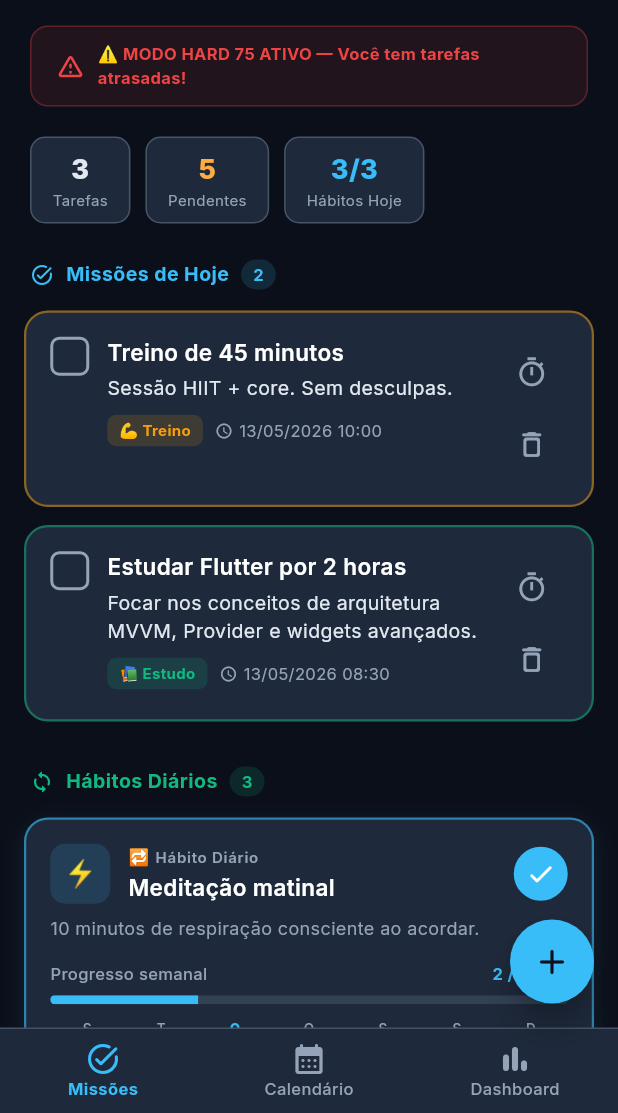
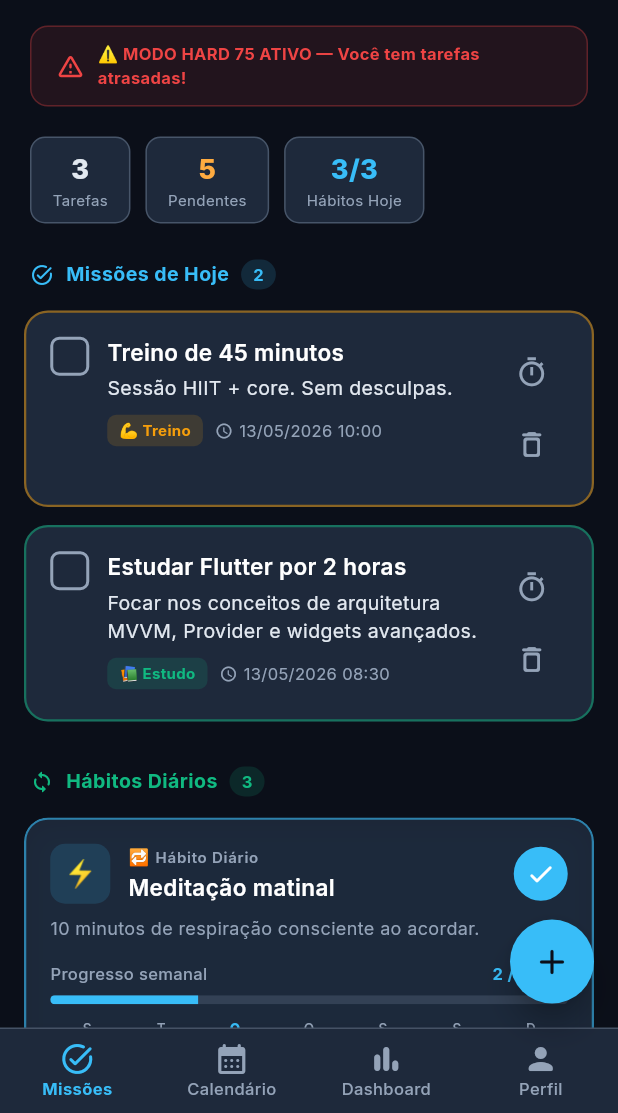
Before and after one commit to WellingtonPereiraLuiz/taskflutter, a Flutter app: the HomeScreen screen opened directly, after a tap on "H75", on a phone screen of 412 x 824 dp, the part 123-1236 px from its top. Run offline on Flutter 3.47's test engine with Material 3 defaults, Android fonts, the phone set to English and light mode, and no system bars; our stand-ins replace firebase_auth, firebase_core, fl_chart, google_fonts, google_sign_in, image_picker and 3 more; accounts and stored records are empty.

Commit message:
feat: UX overhaul, user profile implementation, scroll physics fix, and regression tests
Implementado sistema de Profile persistido localmente via shared_preferences e image_picker. Melhorias visuais nos cards com Glassmorphism. Físicas de scroll do iOS e AdBannerPlaceholder inseridos. Documentação expandida com padrões do ISTQB. Deploy web gerado.

```diff
--- a/Desktop/taskflutter-main/taskflutter-main/lib/views/calendar_screen.dart
+++ b/Desktop/taskflutter-main/taskflutter-main/lib/views/calendar_screen.dart
@@ -148,6 +148,7 @@ class _CalendarScreenState extends State<CalendarScreen> {
                         ),
                       )
                     : ListView.builder(
+                        physics: const BouncingScrollPhysics(parent: AlwaysScrollableScrollPhysics()),
                         padding: const EdgeInsets.only(bottom: 100),
                         itemCount: tasksForDay.length,
                         itemBuilder: (context, index) {
--- a/Desktop/taskflutter-main/taskflutter-main/lib/views/dashboard_screen.dart
+++ b/Desktop/taskflutter-main/taskflutter-main/lib/views/dashboard_screen.dart
@@ -16,6 +16,7 @@ class DashboardScreen extends StatelessWidget {
         child: Consumer<TaskViewModel>(
           builder: (context, vm, _) {
             return SingleChildScrollView(
+              physics: const BouncingScrollPhysics(parent: AlwaysScrollableScrollPhysics()),
               padding: const EdgeInsets.fromLTRB(20, 24, 20, 100),
               child: Column(
                 crossAxisAlignment: CrossAxisAlignment.start,
--- a/Desktop/taskflutter-main/taskflutter-main/lib/views/home_screen.dart
+++ b/Desktop/taskflutter-main/taskflutter-main/lib/views/home_screen.dart
@@ -8,6 +8,8 @@ import '../widgets/task_card.dart';
 import '../widgets/habit_card.dart';
 import 'dashboard_screen.dart';
 import 'calendar_screen.dart';
+import 'profile_screen.dart';
+
 
 class HomeScreen extends StatefulWidget {
   const HomeScreen({super.key});
@@ -46,6 +48,7 @@ class _HomeScreenState extends State<HomeScreen> {
       _TasksPage(onAddTask: () => _openAddTaskModal(context)),
       const CalendarScreen(),
       const DashboardScreen(),
+      const ProfileScreen(),
     ];
 
     return Scaffold(
@@ -80,6 +83,7 @@ class _HomeScreenState extends State<HomeScreen> {
             BottomNavigationBarItem(icon: Icon(Icons.task_alt_rounded), label: 'Missões'),
             BottomNavigationBarItem(icon: Icon(Icons.calendar_month_rounded), label: 'Calendário'),
             BottomNavigationBarItem(icon: Icon(Icons.bar_chart_rounded), label: 'Dashboard'),
+            BottomNavigationBarItem(icon: Icon(Icons.person_rounded), label: 'Perfil'),
           ],
         ),
       ),
@@ -262,6 +266,7 @@ class _TasksPage extends StatelessWidget {
         return Stack(
           children: [
             ListView(
+              physics: const BouncingScrollPhysics(parent: AlwaysScrollableScrollPhysics()),
               padding: const EdgeInsets.only(bottom: 100),
               children: [
                 // ── Seção: Missões de Hoje ──────────────────────────────
@@ -291,6 +296,7 @@ class _TasksPage extends StatelessWidget {
                 ],
 
                 const SizedBox(height: 16),
+                const AdBannerPlaceholder(),
               ],
             ),
             if (vm.isLoading)
@@ -502,6 +508,7 @@ class _AddTaskSheetState extends State<_AddTaskSheet> {
     final bottomInset = MediaQuery.of(context).viewInsets.bottom;
     return SafeArea(
       child: SingleChildScrollView(
+        physics: const BouncingScrollPhysics(parent: AlwaysScrollableScrollPhysics()),
         child: Container(
           margin: const EdgeInsets.fromLTRB(12, 0, 12, 12),
           padding: EdgeInsets.fromLTRB(20, 20, 20, 20 + bottomInset),
@@ -660,3 +667,29 @@ class _AddTaskSheetState extends State<_AddTaskSheet> {
     );
   }
 }
+
+class AdBannerPlaceholder extends StatelessWidget {
+  const AdBannerPlaceholder({super.key});
+
+  @override
+  Widget build(BuildContext context) {
+    return Container(
+      height: 50,
+      margin: const EdgeInsets.symmetric(horizontal: 16, vertical: 8),
+      decoration: BoxDecoration(
+        color: AppColors.cardBorder.withValues(alpha: 0.5),
+        borderRadius: BorderRadius.circular(8),
+        border: Border.all(color: AppColors.cardBorder),
+      ),
+      alignment: Alignment.center,
+      child: Text(
+        'Espaço Reservado para Foco',
+        style: GoogleFonts.inter(
+          color: AppColors.textTertiary,
+          fontSize: 12,
+          fontWeight: FontWeight.w500,
+        ),
+      ),
+    );
+  }
+}
--- /dev/null
+++ b/Desktop/taskflutter-main/taskflutter-main/lib/views/profile_screen.dart
@@ -0,0 +1,178 @@
+import 'dart:io';
+import 'package:flutter/material.dart';
+import 'package:google_fonts/google_fonts.dart';
+import 'package:image_picker/image_picker.dart';
+import 'package:shared_preferences/shared_preferences.dart';
+import 'package:provider/provider.dart';
+import '../viewmodels/task_viewmodel.dart';
+import '../utils/app_theme.dart';
+
+class ProfileScreen extends StatefulWidget {
+  const ProfileScreen({super.key});
+
+  @override
+  State<ProfileScreen> createState() => _ProfileScreenState();
+}
+
+class _ProfileScreenState extends State<ProfileScreen> {
+  final TextEditingController _nameController = TextEditingController();
+  String? _imagePath;
+  bool _isLoading = true;
+
+  @override
+  void initState() {
+    super.initState();
+    _loadProfileData();
+  }
+
+  Future<void> _loadProfileData() async {
+    final prefs = await SharedPreferences.getInstance();
+    setState(() {
+      _nameController.text = prefs.getString('user_name') ?? '';
+      _imagePath = prefs.getString('user_photo');
+      _isLoading = false;
+    });
+  }
+
+  Future<void> _saveName(String name) async {
+    final prefs = await SharedPreferences.getInstance();
+    await prefs.setString('user_name', name);
+  }
+
+  Future<void> _pickImage() async {
+    final picker = ImagePicker();
+    final pickedFile = await picker.pickImage(source: ImageSource.gallery);
+    if (pickedFile != null) {
+      final prefs = await SharedPreferences.getInstance();
+      await prefs.setString('user_photo', pickedFile.path);
+      setState(() {
+        _imagePath = pickedFile.path;
+      });
+    }
+  }
+
+  @override
+  Widget build(BuildContext context) {
+    if (_isLoading) {
+      return const Center(child: CircularProgressIndicator());
+    }
+
+    final vm = context.watch<TaskViewModel>();
+
+    return Scaffold(
+      backgroundColor: AppColors.background,
+      body: SafeArea(
+        child: SingleChildScrollView(
+        physics: const BouncingScrollPhysics(parent: AlwaysScrollableScrollPhysics()),
+        padding: const EdgeInsets.symmetric(horizontal: 24, vertical: 32),
+        child: Column(
+          crossAxisAlignment: CrossAxisAlignment.center,
+          children: [
+            Text(
+              'Perfil',
+              style: GoogleFonts.inter(
+                color: AppColors.textPrimary,
+                fontSize: 28,
+                fontWeight: FontWeight.w800,
+                letterSpacing: -0.8,
+              ),
+            ),
+            const SizedBox(height: 32),
+            GestureDetector(
+              onTap: _pickImage,
+              child: Stack(
+                children: [
+                  CircleAvatar(
+                    radius: 50,
+                    backgroundColor: AppColors.surfaceVariant,
+                    backgroundImage: _imagePath != null ? FileImage(File(_imagePath!)) : null,
+                    child: _imagePath == null
+                        ? const Icon(Icons.person_rounded, size: 50, color: AppColors.textTertiary)
+                        : null,
+                  ),
+                  Positioned(
+                    bottom: 0,
+                    right: 0,
+                    child: Container(
+                      padding: const EdgeInsets.all(6),
+                      decoration: const BoxDecoration(
+                        color: AppColors.primary,
+                        shape: BoxShape.circle,
+                      ),
+                      child: const Icon(Icons.camera_alt_rounded, size: 16, color: AppColors.background),
+                    ),
+                  ),
+                ],
+              ),
+            ),
+            const SizedBox(height: 32),
+            TextField(
+              controller: _nameController,
+              onChanged: _saveName,
+              style: GoogleFonts.inter(color: AppColors.textPrimary, fontSize: 16),
+              decoration: InputDecoration(
+                labelText: 'Nome',
+                labelStyle: GoogleFonts.inter(color: AppColors.textTertiary),
+                enabledBorder: OutlineInputBorder(
+                  borderRadius: BorderRadius.circular(12),
+                  borderSide: const BorderSide(color: AppColors.cardBorder),
+                ),
+                focusedBorder: OutlineInputBorder(
+                  borderRadius: BorderRadius.circular(12),
+                  borderSide: const BorderSide(color: AppColors.primary),
+                ),
+                filled: true,
+                fillColor: AppColors.surface,
+              ),
+            ),
+            const SizedBox(height: 32),
+            Container(
+              padding: const EdgeInsets.all(16),
+              decoration: BoxDecoration(
+                color: AppColors.surface,
+                borderRadius: BorderRadius.circular(16),
+                border: Border.all(color: AppColors.cardBorder),
+              ),
+              child: Row(
+                mainAxisAlignment: MainAxisAlignment.spaceBetween,
+                children: [
+                  Expanded(
+                    child: Column(
+                      crossAxisAlignment: CrossAxisAlignment.start,
+                      children: [
+                        Text(
+                          'Hard Mode',
+                          style: GoogleFonts.inter(
+                            color: AppColors.textPrimary,
+                            fontSize: 16,
+                            fontWeight: FontWeight.w600,
+                          ),
+                        ),
+                        const SizedBox(height: 4),
+                        Text(
+                          'Modo implacável. Sem desculpas.',
+                          style: GoogleFonts.inter(
+                            color: AppColors.textTertiary,
+                            fontSize: 12,
+                          ),
+                        ),
+                      ],
+                    ),
+                  ),
+                  Switch(
+                    value: vm.hardMode,
+                    activeColor: AppColors.primary,
+                    onChanged: (val) {
+                      vm.toggleHardMode();
+                    },
+                  ),
+                ],
+              ),
+            ),
+          ],
+        ),
+      ),
+      ),
+    );
+  }
+}
--- a/Desktop/taskflutter-main/taskflutter-main/lib/views/splash_screen.dart
+++ b/Desktop/taskflutter-main/taskflutter-main/lib/views/splash_screen.dart
@@ -52,8 +52,8 @@ class _SplashScreenState extends State<SplashScreen>
       if (mounted) {
         Navigator.of(context).pushReplacement(
           PageRouteBuilder(
-            pageBuilder: (_, __, ___) => const HomeScreen(),
-            transitionsBuilder: (_, animation, __, child) {
+            pageBuilder: (_, _, _) => const HomeScreen(),
+            transitionsBuilder: (_, animation, _, child) {
               return FadeTransition(opacity: animation, child: child);
             },
             transitionDuration: const Duration(milliseconds: 500),
@@ -97,8 +97,9 @@ class _SplashScreenState extends State<SplashScreen>
                         ),
                         boxShadow: [
                           BoxShadow(
-                            color: AppColors.primary
-                                .withValues(alpha: 0.3 * _glowAnimation.value),
+                            color: AppColors.primary.withValues(
+                              alpha: 0.3 * _glowAnimation.value,
+                            ),
                             blurRadius: 40,
                             spreadRadius: 0,
                           ),
@@ -139,10 +140,12 @@ class _SplashScreenState extends State<SplashScreen>
                         width: 32,
                         height: 2,
                         child: LinearProgressIndicator(
-                          backgroundColor:
-                              AppColors.primary.withValues(alpha: 0.2),
+                          backgroundColor: AppColors.primary.withValues(
+                            alpha: 0.2,
+                          ),
                           valueColor: const AlwaysStoppedAnimation<Color>(
-                              AppColors.primary),
+                            AppColors.primary,
+                          ),
                           borderRadius: BorderRadius.circular(2),
                         ),
                       ),
--- a/Desktop/taskflutter-main/taskflutter-main/lib/widgets/habit_card.dart
+++ b/Desktop/taskflutter-main/taskflutter-main/lib/widgets/habit_card.dart
@@ -1,3 +1,4 @@
+import 'dart:ui';
 import 'package:flutter/material.dart';
 import 'package:google_fonts/google_fonts.dart';
 import 'package:provider/provider.dart';
@@ -23,27 +24,31 @@ class HabitCard extends StatelessWidget {
 
     return Padding(
       padding: const EdgeInsets.symmetric(horizontal: 16, vertical: 6),
+      child: ClipRRect(
+        borderRadius: BorderRadius.circular(16),
+        child: BackdropFilter(
+          filter: ImageFilter.blur(sigmaX: 8, sigmaY: 8),
           child: AnimatedContainer(
             duration: const Duration(milliseconds: 300),
             decoration: BoxDecoration(
-          color: AppColors.surface,
+              color: AppColors.surface.withValues(alpha: 0.85),
               borderRadius: BorderRadius.circular(16),
               border: Border.all(
                 color: doneToday
                     ? catColor.withValues(alpha: 0.6)
-                : AppColors.cardBorder,
+                    : Colors.white.withValues(alpha: 0.1),
                 width: doneToday ? 1.5 : 1,
               ),
-          boxShadow: doneToday
-              ? [
+              boxShadow: [
                 BoxShadow(
-                    color: catColor.withValues(alpha: 0.12),
-                    blurRadius: 12,
+                  color: doneToday
+                      ? catColor.withValues(alpha: 0.15)
+                      : Colors.black.withValues(alpha: 0.05),
+                  blurRadius: 16,
                   spreadRadius: 0,
                   offset: const Offset(0, 4),
                 ),
-                ]
-              : null,
+              ],
             ),
             child: Padding(
           padding: const EdgeInsets.all(16),
@@ -188,6 +193,8 @@ class HabitCard extends StatelessWidget {
           ),
         ),
       ),
+        ),
+      ),
     );
   }
 }
--- a/Desktop/taskflutter-main/taskflutter-main/pubspec.yaml
+++ b/Desktop/taskflutter-main/taskflutter-main/pubspec.yaml
@@ -32,12 +32,13 @@ dependencies:
   google_fonts: ^8.1.0
   intl: ^0.20.2
   fl_chart: ^0.70.2
-  shared_preferences: ^2.3.4
+  shared_preferences: ^2.5.5
   table_calendar: ^3.2.0
   google_sign_in: ^7.2.0
   firebase_core: ^4.8.0
   firebase_auth: ^6.5.0
   path: ^1.9.1
+  image_picker: ^1.2.2
 
 dev_dependencies:
   flutter_test:
```
Also changed, not shown: Desktop/taskflutter-main/taskflutter-main/pubspec.lock, 7 other files. Lines whose indentation alone changed are shown as unchanged.
